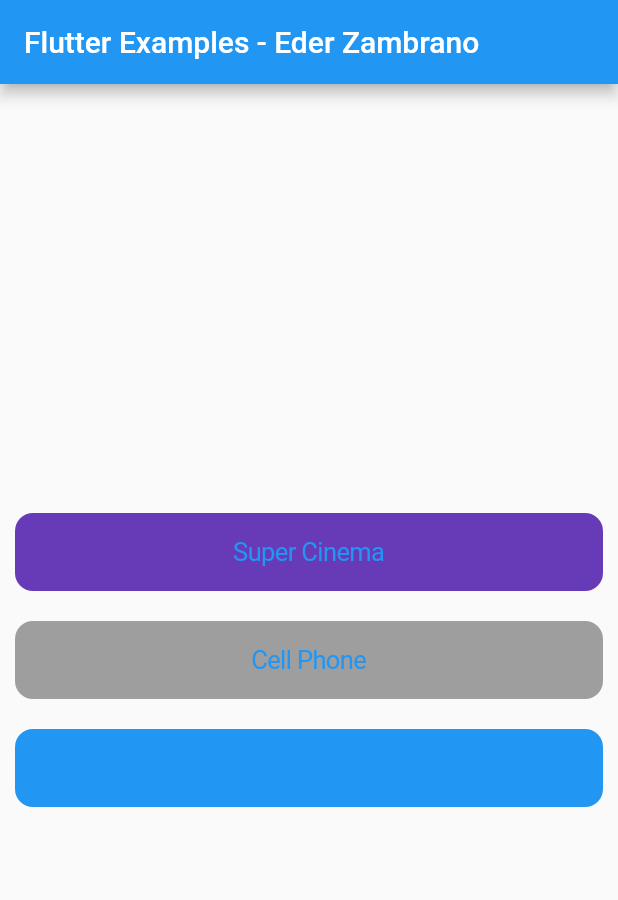
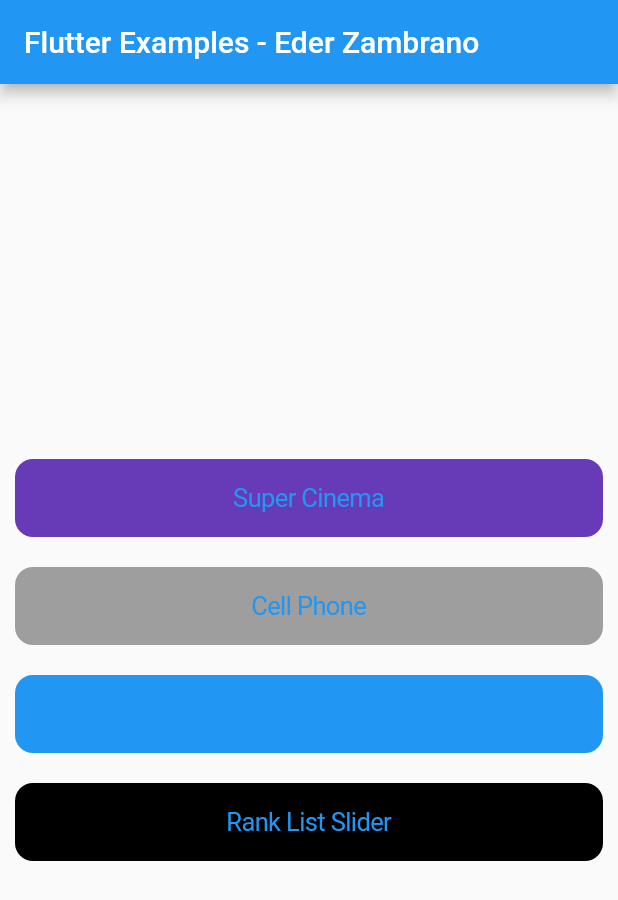
Before and after one commit to eder-repository/flutter_samples, a Flutter app: the screen it shows after launch, on a phone screen of 412 x 824 dp. Shown: the top 900 px of the screen. Run offline on Flutter 3.47's test engine with Material 2 defaults, Android fonts, the phone set to English and light mode, and no system bars; our stand-ins replace bloc, equatable, flutter_bloc, flutter_screenutil, flutter_secure_storage, flutter_svg and 2 more.

Commit message:
feat: add new features

```diff
--- /dev/null
+++ b/lib/apps/rank_list_slider/core/app/my_app.dart
@@ -0,0 +1,23 @@
+import 'package:flutter/material.dart';
+import 'package:flutter_bloc/flutter_bloc.dart';
+import 'package:flutter_samples/apps/rank_list_slider/core/utils/global_colors.dart';
+import 'package:flutter_samples/apps/rank_list_slider/features/home/presentation/bloc/home/home_bloc.dart';
+import 'package:flutter_samples/apps/rank_list_slider/features/home/presentation/screen/home_list.dart';
+
+class RankListSliderApp extends StatelessWidget {
+  const RankListSliderApp({Key? key}) : super(key: key);
+
+  @override
+  Widget build(BuildContext context) {
+    return BlocProvider(
+      create: (context) => HomeBloc(),
+      child: const MaterialApp(
+        debugShowCheckedModeBanner: false,
+        title: 'Material App',
+        home: Scaffold(
+            backgroundColor: GlobalColors.lightBlack,
+            body: SafeArea(child: HomeList())),
+      ),
+    );
+  }
+}
--- /dev/null
+++ b/lib/apps/rank_list_slider/core/utils/enum/global_enum.dart
@@ -0,0 +1,6 @@
+enum ViewState {
+  busy,
+  inactive,
+}
+
+enum ScrollDirectionBox { down, up }
--- /dev/null
+++ b/lib/apps/rank_list_slider/core/utils/global_colors.dart
@@ -0,0 +1,12 @@
+import 'package:flutter/material.dart';
+
+class GlobalColors {
+  static const Color darkGrey = Color(0xffa3a6a9);
+  static const Color lightBlue = Color(0xffdee6f3);
+  static const Color lightGrey = Color(0xfff1f3f6);
+  static const Color mediumBlue = Color(0xff4A64FE);
+  static const Color white = Color(0xffffffff);
+  static const Color babyBlue = Color(0xff00deff);
+  static const Color darkBlue = Color(0xff1c2a7f);
+  static const Color lightBlack = Color(0xff201F22);
+}
--- /dev/null
+++ b/lib/apps/rank_list_slider/core/utils/global_padding.dart
@@ -0,0 +1,6 @@
+class GlobalPadding {
+  static const double sidePadding = 20.0;
+  static const double boxWidth = 100.0;
+  static const double boxHeight = 100.0;
+  static const double trackHeight = 100.0;
+}
--- /dev/null
+++ b/lib/apps/rank_list_slider/features/home/presentation/bloc/home/home_bloc.dart
@@ -0,0 +1,58 @@
+import 'dart:async';
+
+import 'package:flutter_bloc/flutter_bloc.dart';
+import 'package:flutter_samples/apps/rank_list_slider/core/utils/enum/global_enum.dart';
+import 'package:flutter_samples/apps/rank_list_slider/core/utils/global_padding.dart';
+import 'package:freezed_annotation/freezed_annotation.dart';
+
+part 'home_bloc.freezed.dart';
+part 'home_event.dart';
+part 'home_state.dart';
+
+class HomeBloc extends Bloc<HomeEvent, HomeState> {
+  HomeBloc() : super(HomeState.initial()) {
+    on<_ChangeSliderValue>(_changeSliderValue);
+    on<_ChangeWidth>(_changeWidth);
+    on<_ChangeState>(_changeState);
+    on<_ChangeSwitch>(_changeSwitch);
+  }
+
+  FutureOr<void> _changeSliderValue(
+      _ChangeSliderValue event, Emitter<HomeState> emit) {
+    final sliderValue = [...state.sliderValues];
+    sliderValue[event.index] = event.value;
+    emit(state.copyWith(viewState: ViewState.busy, sliderValues: sliderValue));
+  }
+
+  double getFormula(index, width) =>
+      GlobalPadding.boxWidth +
+      state.sliderValues[index] *
+          (width - GlobalPadding.boxWidth * 2 - GlobalPadding.sidePadding * 4);
+
+  double getStartWidth(width) =>
+      width - GlobalPadding.sidePadding * 4 - GlobalPadding.boxWidth;
+
+  FutureOr<void> _changeWidth(_ChangeWidth event, Emitter<HomeState> emit) {
+    final widthValue = [...state.widthValues];
+
+    if (state.switchValues[event.index]) {
+      widthValue[event.index] = getFormula(event.index, event.value ?? 0);
+    } else {
+      widthValue[event.index] = event.value - GlobalPadding.sidePadding * 4;
+    }
+    emit(state.copyWith(widthValues: widthValue));
+  }
+
+  FutureOr<void> _changeState(_ChangeState event, Emitter<HomeState> emit) {
+    emit(state.copyWith(viewState: event.state));
+  }
+
+  FutureOr<void> _changeSwitch(_ChangeSwitch event, Emitter<HomeState> emit) {
+    final switchValue = [...state.switchValues];
+
+    switchValue[event.index] = event.value;
+
+    emit(state.copyWith(
+        switchValues: switchValue, viewState: ViewState.inactive));
+  }
+}
--- /dev/null
+++ b/lib/apps/rank_list_slider/features/home/presentation/bloc/home/home_event.dart
@@ -0,0 +1,13 @@
+part of 'home_bloc.dart';
+
+@freezed
+class HomeEvent with _$HomeEvent {
+  const factory HomeEvent.changeSliderValue(
+      {required int index, required double value}) = _ChangeSliderValue;
+  const factory HomeEvent.changeWidth(
+      {required int index, required double value}) = _ChangeWidth;
+  const factory HomeEvent.changeState({required ViewState state}) =
+      _ChangeState;
+  const factory HomeEvent.changeSwitch(
+      {required int index, required bool value}) = _ChangeSwitch;
+}
--- /dev/null
+++ b/lib/apps/rank_list_slider/features/home/presentation/bloc/home/home_state.dart
@@ -0,0 +1,12 @@
+part of 'home_bloc.dart';
+
+@freezed
+class HomeState with _$HomeState {
+  const factory HomeState({
+    @Default([1.0, 1.0, 1.0]) sliderValues,
+    @Default([null, null, null]) widthValues,
+    @Default([true, true, true]) switchValues,
+    @Default(ViewState.busy) viewState,
+  }) = _HomeState;
+  factory HomeState.initial() => const _HomeState();
+}
--- /dev/null
+++ b/lib/apps/rank_list_slider/rank_list_slider_main.dart
@@ -0,0 +1,5 @@
+import 'package:flutter/material.dart';
+
+import 'core/app/my_app.dart';
+
+void main() => runApp(const RankListSliderApp());
--- a/lib/home/home.dart
+++ b/lib/home/home.dart
@@ -1,6 +1,7 @@
 import 'package:flutter/cupertino.dart';
 import 'package:flutter/material.dart';
 import 'package:flutter_samples/apps/cell_phone/cell_phone_main.dart';
+import 'package:flutter_samples/apps/rank_list_slider/core/app/my_app.dart';
 import 'package:flutter_samples/apps/shirt_app/pages/home/home_page_shirt_app.dart';
 import 'package:flutter_samples/apps/shirt_app/utils/contrains.dart';
 import 'package:flutter_samples/apps/super_cinema/super_cinema_main.dart';
@@ -48,6 +49,13 @@ class _Body extends StatelessWidget {
             onPressed: () =>
                 navigatorPageRoute(context, const HomePageShirtApp()),
           ),
+          const SizedBox(height: 20),
+          CupertinoButton(
+            color: Colors.black,
+            child: const Text('Rank List Slider'),
+            onPressed: () =>
+                navigatorPageRoute(context, const RankListSliderApp()),
+          ),
         ],
       ),
     );
```
Also changed, not shown: lib/apps/rank_list_slider/core/shared/models/home_data.dart (added, +11 -0 lines), lib/apps/rank_list_slider/core/shared/widgets/content.dart (added, +80 -0 lines), lib/apps/rank_list_slider/core/shared/widgets/rectangle_clipper.dart (added, +15 -0 lines), lib/apps/rank_list_slider/core/shared/widgets/slider_rank_widgets.dart (added, +43 -0 lines), lib/apps/rank_list_slider/core/shared/widgets/slider_widgets.dart (added, +48 -0 lines), lib/apps/rank_list_slider/core/shared/widgets/switch_widget.dart (added, +40 -0 lines), lib/apps/rank_list_slider/core/utils/global_list.dart (added, +21 -0 lines), lib/apps/rank_list_slider/features/content/presentation/screen/content_heigth.dart (added, +54 -0 lines), lib/apps/rank_list_slider/features/home/presentation/screen/home_list.dart (added, +58 -0 lines), pubspec.yaml (+5 -3 lines), lib/apps/rank_list_slider/features/home/presentation/bloc/home/home_bloc.freezed.dart (added), pubspec.lock, 1 other file.
